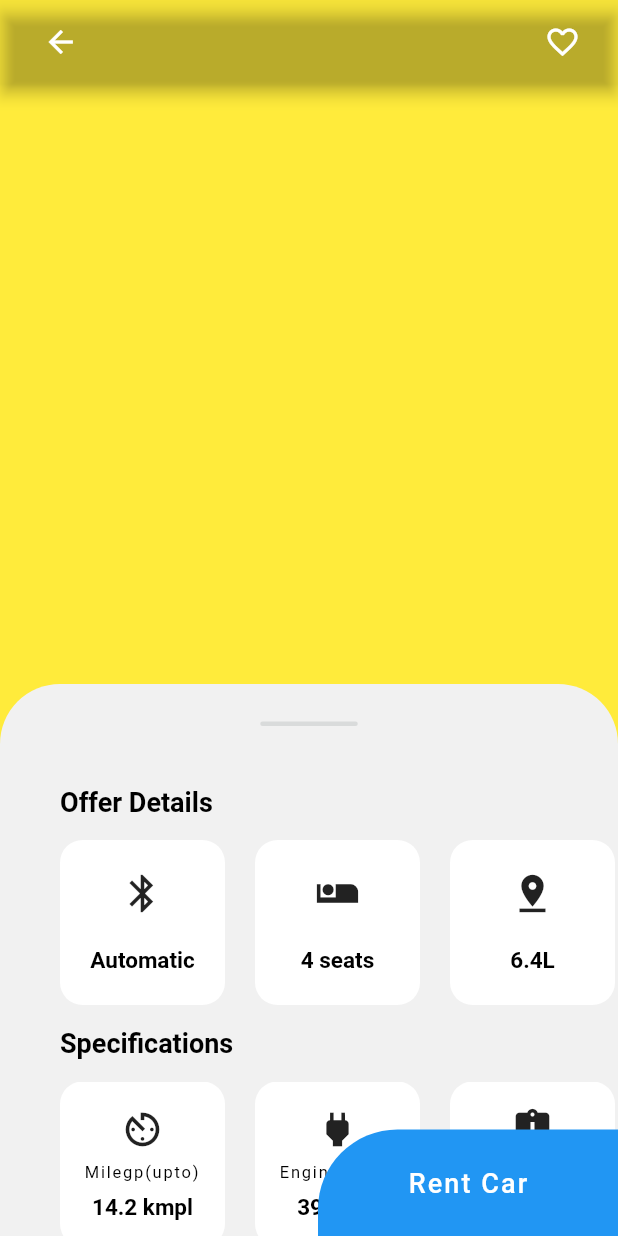
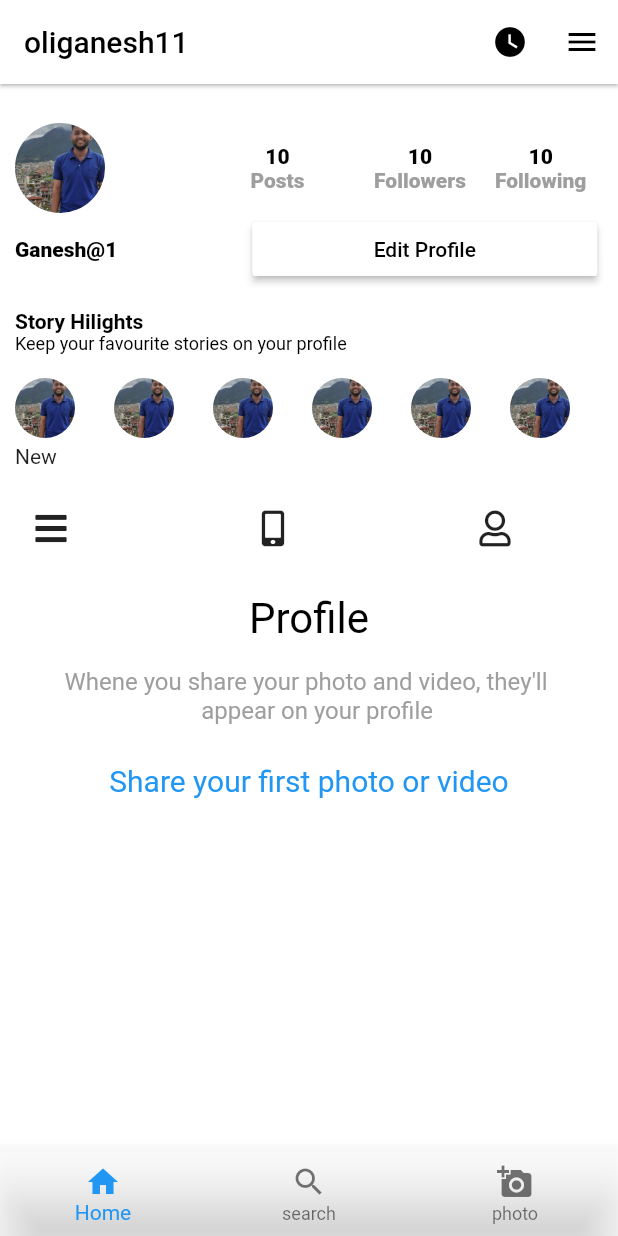
Before and after one commit to girish54321/flutter_ui, a Flutter app: the screen it shows after launch, on a phone screen of 412 x 824 dp. Run offline on Flutter 3.47's test engine with Material 2 defaults, Android fonts, the phone set to English and light mode, and no system bars; our stand-ins replace carousel_slider, flutter_custom_clippers, font_awesome_flutter; Roboto replaces fonts that are missing (arial).

Commit message:
instagram user profile ui

```diff
--- a/lib/main.dart
+++ b/lib/main.dart
@@ -1,11 +1,9 @@
-// import 'package:ecommerce/src/pages/login_signup/login_page.dart';
-import 'package:ecommerce/src/car_rent_ui/car_home_page/car_home_page.dart';
 import 'package:flutter/material.dart';
+import 'src/instagramui/profilepage/profile_page.dart';
 
 void main() => runApp(MyApp());
 
 class MyApp extends StatelessWidget {
-  // This widget is the root of your application.
   @override
   Widget build(BuildContext context) {
     return MaterialApp(
@@ -19,7 +17,8 @@ class MyApp extends StatelessWidget {
       // home: FLutterCarousel(),
       // home: InstagramHomePage(),
       // home: LoginPage2(),
-      home: CarHomePage(),
+      // home: CarHomePage(),
+      home: InstagramProfilePage(),
     );
   }
 }
--- /dev/null
+++ b/lib/src/instagramui/profilepage/profile_page.dart
@@ -0,0 +1,261 @@
+import 'package:ecommerce/src/instagramui/bottomnavigationbar/bottom_bar_page.dart';
+import 'package:flutter/material.dart';
+import 'package:font_awesome_flutter/font_awesome_flutter.dart';
+
+class InstagramProfilePage extends StatefulWidget {
+  @override
+  _InstagramProfilePageState createState() => _InstagramProfilePageState();
+}
+
+class _InstagramProfilePageState extends State<InstagramProfilePage> {
+  @override
+  Widget build(BuildContext context) {
+    final sizedboxh = SizedBox(
+      height: 16.0,
+    );
+
+    final sizedboxw = SizedBox(
+      width: 26.0,
+    );
+
+    final ttextstyle =
+        TextStyle(color: Colors.black, fontWeight: FontWeight.w900);
+
+    final fttextstyle =
+        TextStyle(color: Colors.grey, fontWeight: FontWeight.w900);
+    return Scaffold(
+      backgroundColor: Colors.white,
+      appBar: AppBar(
+        backgroundColor: Colors.white,
+        elevation: 1.0,
+        title: Text(
+          "oliganesh11",
+          style: TextStyle(color: Colors.black),
+        ),
+        actions: <Widget>[
+          IconButton(
+            icon: Icon(
+              Icons.watch_later,
+              color: Colors.black,
+            ),
+            onPressed: () {},
+          ),
+          IconButton(
+            icon: Icon(Icons.menu, color: Colors.black),
+            onPressed: () {},
+          )
+        ],
+      ),
+      bottomNavigationBar: BottomBarMenu(),
+      body: SingleChildScrollView(
+        padding: EdgeInsets.all(10.0),
+        child: Column(
+          mainAxisAlignment: MainAxisAlignment.start,
+          crossAxisAlignment: CrossAxisAlignment.start,
+          children: <Widget>[
+            sizedboxh,
+            Row(
+              children: <Widget>[
+                SizedBox(
+                  height: 60.0,
+                  child: ClipRRect(
+                    borderRadius: BorderRadius.circular(100.0),
+                    child: Image.asset('images/profile.jpg'),
+                  ),
+                ),
+                SizedBox(
+                  width: 70,
+                ),
+                Column(
+                  children: <Widget>[
+                    Text(
+                      '10',
+                      style: ttextstyle,
+                    ),
+                    Text(
+                      "Posts",
+                      style: fttextstyle,
+                    ),
+                    SizedBox(
+                      width: 90,
+                    ),
+                  ],
+                ),
+                Column(
+                  children: <Widget>[
+                    Text(
+                      '10',
+                      style: ttextstyle,
+                    ),
+                    Text(
+                      'Followers',
+                      style: fttextstyle,
+                    ),
+                    SizedBox(
+                      width: 100,
+                    ),
+                  ],
+                ),
+                Column(
+                  children: <Widget>[
+                    Text(
+                      '10',
+                      style: ttextstyle,
+                    ),
+                    Text(
+                      'Following',
+                      style: fttextstyle,
+                    ),
+                  ],
+                ),
+              ],
+            ),
+            Row(
+              children: <Widget>[
+                Text(
+                  "Ganesh@1",
+                  style: TextStyle(
+                      color: Colors.black, fontWeight: FontWeight.w800),
+                ),
+                SizedBox(
+                  width: 90.0,
+                ),
+                SizedBox(
+                  width: 230.0,
+                  child: RaisedButton(
+                    onPressed: () {},
+                    elevation: 2.0,
+                    textColor: Colors.black,
+                    color: Colors.white,
+                    padding: const EdgeInsets.all(8.0),
+                    child: new Text(
+                      "Edit Profile",
+                    ),
+                  ),
+                )
+              ],
+            ),
+            sizedboxh,
+            Text('Story Hilights',
+                style: TextStyle(
+                    color: Colors.black, fontWeight: FontWeight.w700)),
+            Text('Keep your favourite stories on your profile',
+                style: TextStyle(
+                    color: Colors.black,
+                    fontWeight: FontWeight.w400,
+                    fontSize: 12.0)),
+            sizedboxh,
+            Row(
+              children: <Widget>[
+                SizedBox(
+                  height: 40.0,
+                  child: ClipRRect(
+                    borderRadius: BorderRadius.circular(100.0),
+                    child: Image.asset('images/profile.jpg'),
+                  ),
+                ),
+                // SizedBox(width: 26,),
+                sizedboxw,
+                SizedBox(
+                  height: 40.0,
+                  child: ClipRRect(
+                    borderRadius: BorderRadius.circular(100.0),
+                    child: Image.asset('images/profile.jpg'),
+                  ),
+                ),
+                sizedboxw,
+
+                SizedBox(
+                  height: 40.0,
+                  child: ClipRRect(
+                    borderRadius: BorderRadius.circular(100.0),
+                    child: Image.asset('images/profile.jpg'),
+                  ),
+                ),
+                sizedboxw,
+
+                SizedBox(
+                  height: 40.0,
+                  child: ClipRRect(
+                    borderRadius: BorderRadius.circular(100.0),
+                    child: Image.asset('images/profile.jpg'),
+                  ),
+                ),
+                sizedboxw,
+
+                SizedBox(
+                  height: 40.0,
+                  child: ClipRRect(
+                    borderRadius: BorderRadius.circular(100.0),
+                    child: Image.asset('images/profile.jpg'),
+                  ),
+                ),
+                sizedboxw,
+
+                SizedBox(
+                  height: 40.0,
+                  child: ClipRRect(
+                    borderRadius: BorderRadius.circular(100.0),
+                    child: Image.asset('images/profile.jpg'),
+                  ),
+                ),
+              ],
+            ),
+            SizedBox(
+              height: 4,
+            ),
+            Text("New"),
+            sizedboxh,
+            Row(
+              children: <Widget>[
+                IconButton(
+                  onPressed: () {},
+                  icon: Icon(FontAwesomeIcons.bars),
+                ),
+                SizedBox(
+                  width: 100,
+                ),
+                IconButton(
+                  onPressed: () {},
+                  icon: Icon(FontAwesomeIcons.mobileAlt),
+                ),
+                SizedBox(
+                  width: 100,
+                ),
+                IconButton(
+                  onPressed: () {},
+                  icon: Icon(FontAwesomeIcons.user),
+                ),
+              ],
+            ),
+            SizedBox(height: 20),
+            Center(
+              child: Text("Profile",
+                  style: TextStyle(
+                      color: Colors.black,
+                      fontSize: 28,
+                      fontWeight: FontWeight.w400)),
+            ),
+            SizedBox(height: 16),
+            Center(
+              child: Text(
+                  "Whene you share your photo and video, they'll \n                       appear on your profile",
+                  style: TextStyle(
+                      color: Colors.grey,
+                      fontSize: 16,
+                      fontWeight: FontWeight.w400)),
+            ),
+            SizedBox(height: 26),
+            Center(
+              child: Text("Share your first photo or video",
+                  style: TextStyle(
+                      color: Colors.blue,
+                      fontSize: 20,
+                      fontWeight: FontWeight.w400)),
+            )
+          ],
+        ),
+      ),
+    );
+  }
+}
```
Also changed, not shown: 1 other file.
